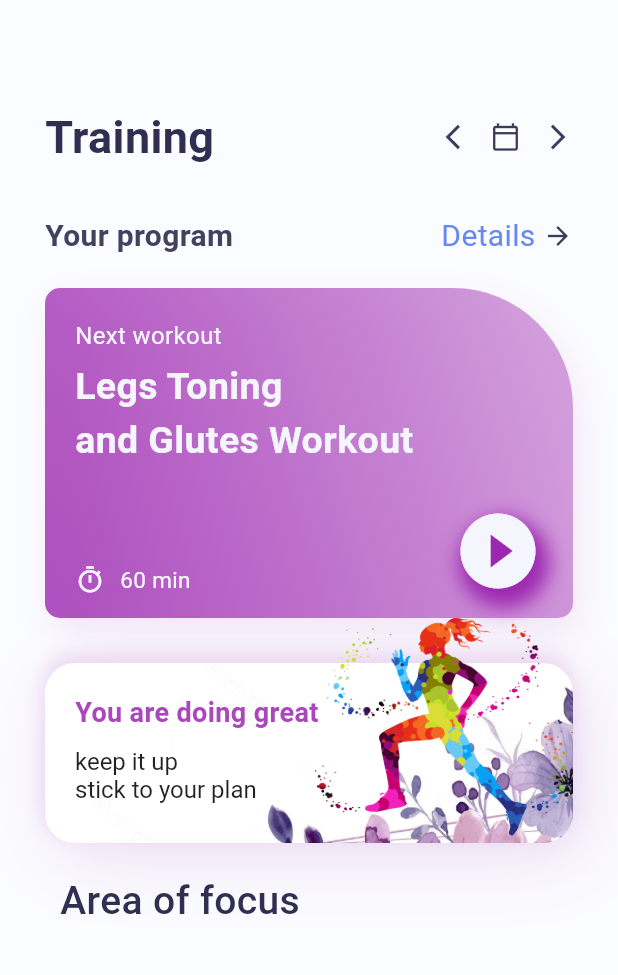
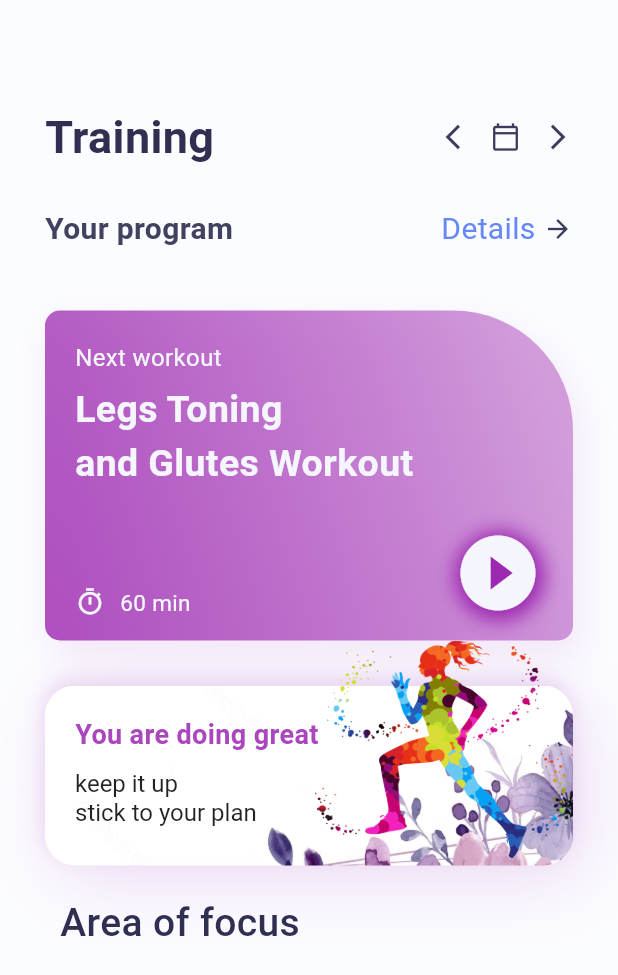
Before and after one commit to nipun221/workout-app-flutter, a Flutter app: the screen it shows after launch, on a phone screen of 412 x 824 dp. Shown: the top 975 px of the screen. Run offline on Flutter 3.47's test engine with Material 2 defaults, Android fonts, the phone set to English and light mode, and no system bars; our stand-ins replace get.

Commit message:
reducing shadow of play btn & spacing at top

```diff
--- a/lib/home_page.dart
+++ b/lib/home_page.dart
@@ -65,7 +65,7 @@ class _HomePageState extends State<HomePage> {
                 ),
               ],
             ),
-            const SizedBox(height: 30.0),
+            const SizedBox(height: 25.0),
             Row(
               children: [
                 Text(
@@ -102,7 +102,7 @@ class _HomePageState extends State<HomePage> {
                 ),
               ],
             ),
-            const SizedBox(height: 20.0),
+            const SizedBox(height: 40.0),
             Container(
               width: MediaQuery.of(context).size.width,
               height: 220.0,
@@ -187,7 +187,7 @@ class _HomePageState extends State<HomePage> {
                               BoxShadow(
                                 color: color.AppColor.gradientFirst,
                                 blurRadius: 10,
-                                offset: const Offset(4,8),
+                                offset: const Offset(1,2),
                               ),
                             ]
                           ),
```
